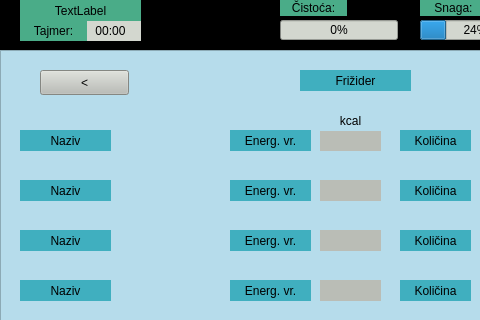
Before: the Qt Designer form Ljubimac/mainwindow.ui in MATF-RS19/RS030-ljubimac, drawn with Qt 5; both pictures show x 0 to 480 and y 0 to 320 of the 672 by 471 pixel window.
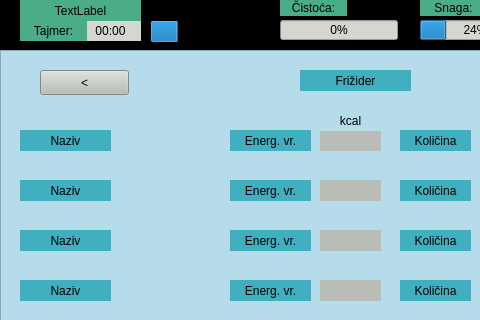
After: the same form once the commit is applied. Icons and pictures are not drawn.

```diff
--- a/Ljubimac/mainwindow.ui
+++ b/Ljubimac/mainwindow.ui
@@ -2587,6 +2587,32 @@
      <set>Qt::AlignCenter</set>
     </property>
    </widget>
+   <widget class="QProgressBar" name="naspavanostBar">
+    <property name="geometry">
+     <rect>
+      <x>150</x>
+      <y>20</y>
+      <width>118</width>
+      <height>23</height>
+     </rect>
+    </property>
+    <property name="value">
+     <number>24</number>
+    </property>
+   </widget>
+   <widget class="QLabel" name="label_4">
+    <property name="geometry">
+     <rect>
+      <x>150</x>
+      <y>0</y>
+      <width>101</width>
+      <height>17</height>
+     </rect>
+    </property>
+    <property name="text">
+     <string>Naspoavanost</string>
+    </property>
+   </widget>
   </widget>
  </widget>
  <layoutdefault spacing="6" margin="11"/>
```
